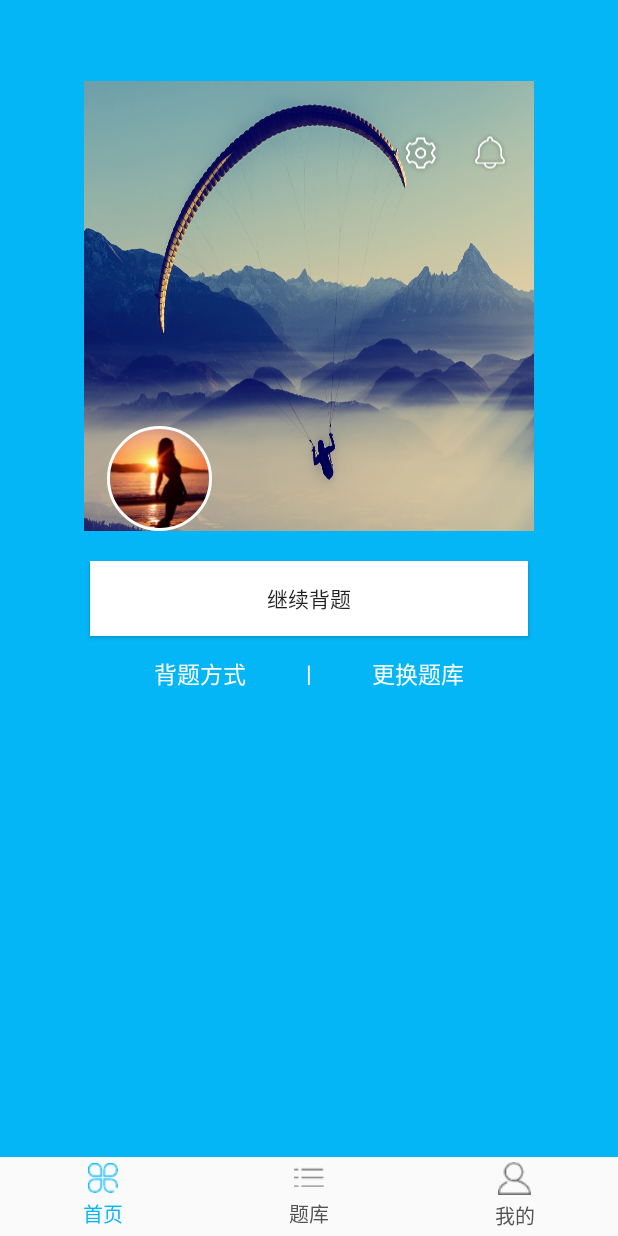
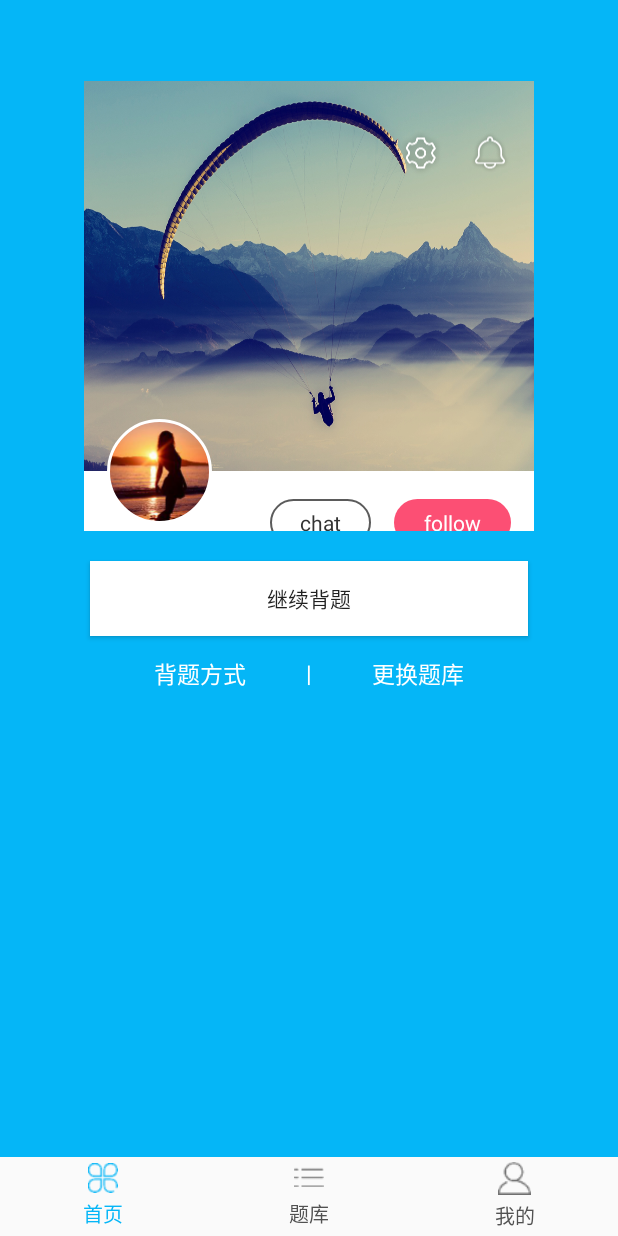
Before and after one commit to Homiss/EasyReciteApp, an Android app: the fragment MineFragment placed in its activity, on a phone screen of 412 x 824 dp. Run offline under Robolectric (Android 15) with nearby library versions, the phone set to English and light mode, and no system bars; our stand-ins replace CircleImageView; libraries missing offline, so code that uses them is left out: com.gelitenight.waveview, com.jaeger.library, com.zhl.cbdialog, rx.android.schedulers, rx.functions and 1 more; plain views replace WaveView; pictures from the network do not load; 7 statements that could not run were skipped.

Commit message:
Add 实现个人信息界面我的题库交互功能

```diff
--- a/app/src/main/java/com/adm/dictionary/dictionary/HomeFragment.java
+++ b/app/src/main/java/com/adm/dictionary/dictionary/HomeFragment.java
@@ -132,7 +132,6 @@ public class HomeFragment extends BaseFragment {
                     e.printStackTrace();
                 }
                 if (obj.optBoolean("success")) {
-                    System.out.println(res);
                     groupsArray = obj.optJSONArray("data");
                     groups = new String[groupsArray.length()];
                     for(int i = 0; i < groupsArray.length(); i++){
--- a/app/src/main/java/com/adm/dictionary/dictionary/MineFragment.java
+++ b/app/src/main/java/com/adm/dictionary/dictionary/MineFragment.java
@@ -17,8 +17,9 @@ import android.widget.ImageView;
 
 import com.adm.dictionary.base.BaseFragment;
 import com.adm.dictionary.behavior.AppBarLayoutOverScrollViewBehavior;
-import com.adm.dictionary.fragment.ItemFragment;
+import com.adm.dictionary.fragment.GroupItemFragment;
 import com.adm.dictionary.fragment.MyFragmentPagerAdapter;
+import com.adm.dictionary.fragment.QuestionItemFragment;
 import com.adm.dictionary.fragment.dummy.TabEntity;
 import com.adm.dictionary.widget.CircleImageView;
 import com.adm.dictionary.widget.RoundProgressBar;
@@ -29,7 +30,6 @@ import com.jaeger.library.StatusBarUtil;
 
 import java.util.ArrayList;
 import java.util.List;
-import java.util.Random;
 
 /**
  * Created by Administrator on 2016/10/18.
@@ -88,7 +88,6 @@ public class MineFragment extends BaseFragment {
     private void initTab() {
         fragments = getFragments();
         MyFragmentPagerAdapter myFragmentPagerAdapter = new MyFragmentPagerAdapter(getActivity().getSupportFragmentManager(), fragments, getNames());
-
         mTablayout.setTabData(mTabEntities);
         mViewPager.setAdapter(myFragmentPagerAdapter);
     }
@@ -236,20 +235,17 @@ public class MineFragment extends BaseFragment {
      * @return
      */
     public String[] getNames() {
-        String[] mNames = new String[]{"Weather", "Moon", "Like", "Fans"};
+        String[] mNames = new String[]{"我的题库", "已背题目"};
         for (String str : mNames) {
-            mTabEntities.add(new TabEntity(String.valueOf(new Random().nextInt(200)), str));
+            mTabEntities.add(new TabEntity("", str));
         }
-
         return mNames;
     }
 
     public List<Fragment> getFragments() {
         List<Fragment> fragments = new ArrayList<>();
-        fragments.add(new ItemFragment());
-        fragments.add(new ItemFragment());
-        fragments.add(new ItemFragment());
-        fragments.add(new ItemFragment());
+        fragments.add(new GroupItemFragment());
+        fragments.add(new QuestionItemFragment());
         return fragments;
     }
 }
--- /dev/null
+++ b/app/src/main/java/com/adm/dictionary/fragment/GroupItemFragment.java
@@ -0,0 +1,122 @@
+package com.adm.dictionary.fragment;
+
+import android.content.Context;
+import android.content.Intent;
+import android.content.SharedPreferences;
+import android.os.Bundle;
+import android.support.v7.widget.GridLayoutManager;
+import android.support.v7.widget.LinearLayoutManager;
+import android.support.v7.widget.RecyclerView;
+import android.view.LayoutInflater;
+import android.view.View;
+import android.view.ViewGroup;
+
+import com.adm.dictionary.base.BaseFragment;
+import com.adm.dictionary.dictionary.LoginAndRegistActivity;
+import com.adm.dictionary.dictionary.R;
+import com.adm.dictionary.fragment.dummy.DummyContent;
+import com.adm.dictionary.http.HttpMethods;
+
+import org.json.JSONArray;
+import org.json.JSONException;
+import org.json.JSONObject;
+
+import java.io.IOException;
+import java.util.ArrayList;
+import java.util.List;
+
+import okhttp3.ResponseBody;
+import rx.android.schedulers.AndroidSchedulers;
+import rx.functions.Action1;
+import rx.schedulers.Schedulers;
+
+import static android.content.Context.MODE_PRIVATE;
+
+
+/**
+ * A fragment representing a list of Items.
+ * <p/>
+ */
+public class GroupItemFragment extends BaseFragment {
+
+    // TODO: Customize parameters
+    private int mColumnCount = 1;
+
+    private View view;
+    private String userId, token;
+    private String[] groups;
+
+    public GroupItemFragment() {
+    }
+
+    @Override
+    public void onCreate(Bundle savedInstanceState) {
+        super.onCreate(savedInstanceState);
+    }
+
+    @Override
+    public View onCreateView(LayoutInflater inflater, ViewGroup container,
+                             Bundle savedInstanceState) {
+        view = inflater.inflate(R.layout.frag_mine_item_list, container, false);
+        initData();
+        return view;
+    }
+
+    private void setAdapter() {
+        // Set the adapter
+        if (view instanceof RecyclerView) {
+            Context context = view.getContext();
+            RecyclerView recyclerView = (RecyclerView) view;
+            if (mColumnCount <= 1) {
+                recyclerView.setLayoutManager(new LinearLayoutManager(context));
+            } else {
+                recyclerView.setLayoutManager(new GridLayoutManager(context, mColumnCount));
+            }
+            List<DummyContent.DummyItem> items = new ArrayList<DummyContent.DummyItem>();
+            for (int i = 1; i <= groups.length; i++) {
+                items.add(new DummyContent.DummyItem(String.valueOf(i), groups[i - 1], "hahah"));
+            }
+            recyclerView.setAdapter(new MyItemRecyclerViewAdapter(items));
+        }
+    }
+
+    private void initData() {
+        SharedPreferences userInfo = getActivity().getSharedPreferences("userinfo", MODE_PRIVATE);
+        userId = userInfo.getString("userId", null);
+        token = userInfo.getString("token", null);
+        getMineGroups();
+    }
+
+    private void getMineGroups() {
+        HttpMethods.getInstance().getMineQuestionGroups(userId, token).subscribeOn(Schedulers.io()).observeOn(AndroidSchedulers.mainThread()).subscribe(new Action1<ResponseBody>() {
+            @Override
+            public void call(final ResponseBody res) {
+                JSONObject obj = null;
+                try {
+                    obj = new JSONObject(res.string());
+                } catch (JSONException e) {
+                    e.printStackTrace();
+                } catch (IOException e) {
+                    e.printStackTrace();
+                }
+                if (obj.optBoolean("success")) {
+                    JSONArray groupsArray = obj.optJSONArray("data");
+                    groups = new String[groupsArray.length()];
+                    for(int i = 0; i < groupsArray.length(); i++){
+                        groups[i] = groupsArray.optJSONObject(i).optString("name");
+                    }
+                    setAdapter();
+                } else {
+                    if (obj.optString("returnCode").equals("403")) { // 跳转到登录界面
+                        Intent intent = new Intent(getContext(), LoginAndRegistActivity.class);
+                        startActivity(intent);
+                        return;
+                    }
+                    showToast("出错了～");
+                    return;
+                }
+            }
+        });
+    }
+
+}
--- a/app/src/main/java/com/adm/dictionary/fragment/ItemFragment.java
+++ /dev/null
@@ -1,56 +0,0 @@
-package com.adm.dictionary.fragment;
-
-import android.content.Context;
-import android.os.Bundle;
-import android.support.v4.app.Fragment;
-import android.support.v7.widget.GridLayoutManager;
-import android.support.v7.widget.LinearLayoutManager;
-import android.support.v7.widget.RecyclerView;
-import android.view.LayoutInflater;
-import android.view.View;
-import android.view.ViewGroup;
-
-import com.adm.dictionary.dictionary.R;
-import com.adm.dictionary.fragment.dummy.DummyContent;
-
-
-/**
- * A fragment representing a list of Items.
- * <p/>
- */
-public class ItemFragment extends Fragment {
-
-    // TODO: Customize parameters
-    private int mColumnCount = 1;
-
-
-    public ItemFragment() {
-    }
-
-    @Override
-    public void onCreate(Bundle savedInstanceState) {
-        super.onCreate(savedInstanceState);
-
-    }
-
-    @Override
-    public View onCreateView(LayoutInflater inflater, ViewGroup container,
-                             Bundle savedInstanceState) {
-        View view = inflater.inflate(R.layout.frag_mine_item_list, container, false);
-
-        // Set the adapter
-        if (view instanceof RecyclerView) {
-            Context context = view.getContext();
-            RecyclerView recyclerView = (RecyclerView) view;
-            if (mColumnCount <= 1) {
-                recyclerView.setLayoutManager(new LinearLayoutManager(context));
-            } else {
-                recyclerView.setLayoutManager(new GridLayoutManager(context, mColumnCount));
-            }
-            recyclerView.setAdapter(new MyItemRecyclerViewAdapter(DummyContent.ITEMS));
-        }
-        return view;
-    }
-
-
-}
--- /dev/null
+++ b/app/src/main/java/com/adm/dictionary/fragment/QuestionItemFragment.java
@@ -0,0 +1,122 @@
+package com.adm.dictionary.fragment;
+
+import android.content.Context;
+import android.content.Intent;
+import android.content.SharedPreferences;
+import android.os.Bundle;
+import android.support.v7.widget.GridLayoutManager;
+import android.support.v7.widget.LinearLayoutManager;
+import android.support.v7.widget.RecyclerView;
+import android.view.LayoutInflater;
+import android.view.View;
+import android.view.ViewGroup;
+
+import com.adm.dictionary.base.BaseFragment;
+import com.adm.dictionary.dictionary.LoginAndRegistActivity;
+import com.adm.dictionary.dictionary.R;
+import com.adm.dictionary.fragment.dummy.DummyContent;
+import com.adm.dictionary.http.HttpMethods;
+
+import org.json.JSONArray;
+import org.json.JSONException;
+import org.json.JSONObject;
+
+import java.io.IOException;
+import java.util.ArrayList;
+import java.util.List;
+
+import okhttp3.ResponseBody;
+import rx.android.schedulers.AndroidSchedulers;
+import rx.functions.Action1;
+import rx.schedulers.Schedulers;
+
+import static android.content.Context.MODE_PRIVATE;
+
+
+/**
+ * A fragment representing a list of Items.
+ * <p/>
+ */
+public class QuestionItemFragment extends BaseFragment {
+
+    // TODO: Customize parameters
+    private int mColumnCount = 1;
+
+    private View view;
+    private String userId, token;
+    private String[] groups;
+
+    public QuestionItemFragment() {
+    }
+
+    @Override
+    public void onCreate(Bundle savedInstanceState) {
+        super.onCreate(savedInstanceState);
+    }
+
+    @Override
+    public View onCreateView(LayoutInflater inflater, ViewGroup container,
+                             Bundle savedInstanceState) {
+        view = inflater.inflate(R.layout.frag_mine_item_list, container, false);
+        initData();
+        return view;
+    }
+
+    private void setAdapter() {
+        // Set the adapter
+        if (view instanceof RecyclerView) {
+            Context context = view.getContext();
+            RecyclerView recyclerView = (RecyclerView) view;
+            if (mColumnCount <= 1) {
+                recyclerView.setLayoutManager(new LinearLayoutManager(context));
+            } else {
+                recyclerView.setLayoutManager(new GridLayoutManager(context, mColumnCount));
+            }
+            List<DummyContent.DummyItem> items = new ArrayList<DummyContent.DummyItem>();
+            for (int i = 1; i <= groups.length; i++) {
+                items.add(new DummyContent.DummyItem(String.valueOf(i), groups[i - 1], "hahah"));
+            }
+            recyclerView.setAdapter(new MyItemRecyclerViewAdapter(items));
+        }
+    }
+
+    private void initData() {
+        SharedPreferences userInfo = getActivity().getSharedPreferences("userinfo", MODE_PRIVATE);
+        userId = userInfo.getString("userId", null);
+        token = userInfo.getString("token", null);
+        getReciteQuestions();
+    }
+
+    private void getReciteQuestions() {
+        HttpMethods.getInstance().getReciteQuestions(userId, token).subscribeOn(Schedulers.io()).observeOn(AndroidSchedulers.mainThread()).subscribe(new Action1<ResponseBody>() {
+            @Override
+            public void call(final ResponseBody res) {
+                JSONObject obj = null;
+                try {
+                    obj = new JSONObject(res.string());
+                } catch (JSONException e) {
+                    e.printStackTrace();
+                } catch (IOException e) {
+                    e.printStackTrace();
+                }
+                if (obj.optBoolean("success")) {
+                    JSONArray groupsArray = obj.optJSONArray("data");
+                    groups = new String[groupsArray.length()];
+                    for(int i = 0; i < groupsArray.length(); i++){
+                        groups[i] = groupsArray.optJSONObject(i).optString("name");
+                    }
+                    setAdapter();
+                } else {
+                    if (obj.optString("returnCode").equals("403")) { // 跳转到登录界面
+                        Intent intent = new Intent(getContext(), LoginAndRegistActivity.class);
+                        startActivity(intent);
+                        return;
+                    }
+                    showToast("出错了～");
+                    return;
+                }
+            }
+        });
+    }
+
+}
--- a/app/src/main/java/com/adm/dictionary/http/HttpMethods.java
+++ b/app/src/main/java/com/adm/dictionary/http/HttpMethods.java
@@ -102,4 +102,8 @@ public class HttpMethods {
     public Observable<ResponseBody> modifyReciteGroup(String userId, String token, Integer groupId) {
         return service4.modifyReciteGroup(userId, token, groupId);
     }
+
+    public Observable<ResponseBody> getReciteQuestions(String userId, String token) {
+        return service4.getReciteQuestions(userId, token);
+    }
 }
--- a/app/src/main/res/layout/item_plan.xml
+++ b/app/src/main/res/layout/item_plan.xml
@@ -50,5 +50,10 @@
                 />
 
         </RelativeLayout>
+
     </android.support.v7.widget.CardView>
+    <View
+        android:layout_width="match_parent"
+        android:layout_height="10dp"
+        android:background="#f5f5f5" />
 </LinearLayout>
--- a/app/src/main/res/layout/layout_mine_uc_head_bg.xml
+++ b/app/src/main/res/layout/layout_mine_uc_head_bg.xml
@@ -18,7 +18,7 @@
         <ImageView
             android:id="@+id/uc_zoomiv"
             android:layout_width="match_parent"
-            android:layout_height="300dp"
+            android:layout_height="260dp"
             android:background="@drawable/ic_bg"
             android:scaleType="centerCrop"
             android:tag="overScroll" />
--- a/app/src/main/res/layout/layout_mine_uc_head_middle.xml
+++ b/app/src/main/res/layout/layout_mine_uc_head_middle.xml
@@ -4,7 +4,7 @@
     android:id="@+id/middle_layout"
     android:layout_width="match_parent"
     android:layout_height="wrap_content"
-    android:layout_marginTop="300dp"
+    android:layout_marginTop="260dp"
     android:tag="middle"
     app:layout_collapseMode="parallax"
     app:layout_collapseParallaxMultiplier="0.5">
@@ -89,8 +89,5 @@
             android:layout_height="1px"
             android:background="#f5f5f5" />
 
-        <include layout="@layout/layout_mine_func_in_uc" />
-
-
     </LinearLayout>
 </com.adm.dictionary.widget.DisInterceptNestedScrollView>
```
Also changed, not shown: app/src/main/java/com/adm/dictionary/http/ApiService.java (+9 -0 lines), app/src/main/res/layout/layout_mine_uc_content.xml (+0 -22 lines).
